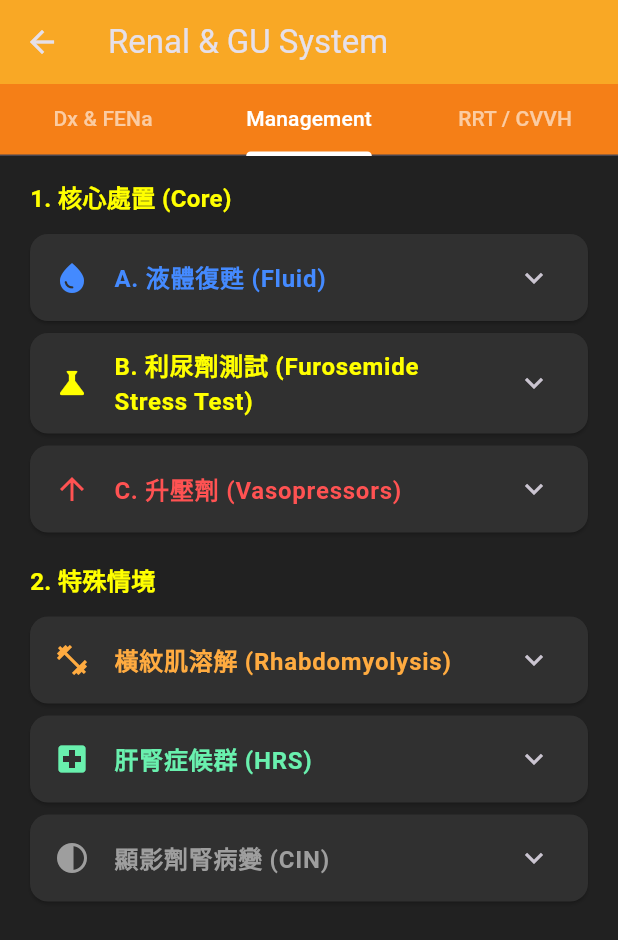
After one commit to b101108063-ops/icu_pocket_guide, a Flutter app: the RenalMenuScreen screen opened directly, tab 2 chosen, on a phone screen of 412 x 824 dp. The commit adds this screen. Shown: the top 940 px of the screen. Run offline on Flutter 3.47's test engine with Material 3 defaults, Android fonts, the phone set to English and light mode, and no system bars.

Commit message:
Add AKI Protocol & FENa Calculator

```diff
--- /dev/null
+++ b/lib/screens/aki_screen.dart
@@ -0,0 +1,492 @@
+// lib/screens/aki_screen.dart
+import 'package:flutter/material.dart';
+
+class AkiScreen extends StatefulWidget {
+  const AkiScreen({super.key});
+
+  @override
+  State<AkiScreen> createState() => _AkiScreenState();
+}
+
+class _AkiScreenState extends State<AkiScreen> {
+  // FENa Calculator Controllers
+  final TextEditingController _pCrController = TextEditingController();
+  final TextEditingController _uCrController = TextEditingController();
+  final TextEditingController _pNaController = TextEditingController();
+  final TextEditingController _uNaController = TextEditingController();
+  double? _fena;
+
+  void _calculateFena() {
+    double pCr = double.tryParse(_pCrController.text) ?? 0;
+    double uCr = double.tryParse(_uCrController.text) ?? 0;
+    double pNa = double.tryParse(_pNaController.text) ?? 0;
+    double uNa = double.tryParse(_uNaController.text) ?? 0;
+
+    if (pCr > 0 && uCr > 0 && pNa > 0 && uNa > 0) {
+      setState(() {
+        // FENa = (uNa * pCr) / (pNa * uCr) * 100
+        _fena = (uNa * pCr) / (pNa * uCr) * 100;
+      });
+    }
+  }
+
+  @override
+  Widget build(BuildContext context) {
+    return DefaultTabController(
+      length: 3,
+      child: Container(
+        color: Colors.grey[900],
+        child: Column(
+          children: [
+            Container(
+              color: Colors.yellow[900], // 使用深黃色/琥珀色代表腎臟
+              child: const TabBar(
+                indicatorColor: Colors.white,
+                labelColor: Colors.white,
+                unselectedLabelColor: Colors.white60,
+                tabs: [
+                  Tab(text: "Dx & FENa"),
+                  Tab(text: "Management"),
+                  Tab(text: "RRT / CVVH"),
+                ],
+              ),
+            ),
+            Expanded(
+              child: TabBarView(
+                children: [
+                  _buildDiagnosisTab(),
+                  _buildManagementTab(),
+                  _buildRrtTab(),
+                ],
+              ),
+            ),
+          ],
+        ),
+      ),
+    );
+  }
+
+  // --- Tab 1: Diagnosis & FENa ---
+  Widget _buildDiagnosisTab() {
+    return ListView(
+      padding: const EdgeInsets.all(16),
+      children: [
+        _buildHeader("1. KDIGO 診斷標準 (任一)"),
+        Card(
+          color: Colors.grey[850],
+          child: Padding(
+            padding: const EdgeInsets.all(12),
+            child: Column(
+              children: const [
+                ListTile(
+                  leading: Icon(Icons.show_chart, color: Colors.yellowAccent),
+                  title: Text(
+                    "SCr 48hr 內上升 ≥ 0.3 mg/dL",
+                    style: TextStyle(color: Colors.white),
+                  ),
+                ),
+                ListTile(
+                  leading: Icon(
+                    Icons.calendar_today,
+                    color: Colors.yellowAccent,
+                  ),
+                  title: Text(
+                    "SCr 7天內上升 ≥ 1.5 倍",
+                    style: TextStyle(color: Colors.white),
+                  ),
+                ),
+                ListTile(
+                  leading: Icon(Icons.water_drop, color: Colors.yellowAccent),
+                  title: Text(
+                    "Urine < 0.5 mL/kg/hr 持續 6hr",
+                    style: TextStyle(color: Colors.white),
+                  ),
+                  subtitle: Text(
+                    "註: 尿量減少通常是早期徵兆",
+                    style: TextStyle(color: Colors.white70),
+                  ),
+                ),
+              ],
+            ),
+          ),
+        ),
+        const SizedBox(height: 16),
+        _buildHeader("2. FENa 計算機 (鑑別診斷)"),
+        Card(
+          color: Colors.grey[850],
+          child: Padding(
+            padding: const EdgeInsets.all(16),
+            child: Column(
+              children: [
+                Row(
+                  children: [
+                    Expanded(child: _buildInput(_pNaController, "P-Na")),
+                    const SizedBox(width: 8),
+                    Expanded(child: _buildInput(_pCrController, "P-Cr")),
+                  ],
+                ),
+                const SizedBox(height: 8),
+                Row(
+                  children: [
+                    Expanded(child: _buildInput(_uNaController, "U-Na")),
+                    const SizedBox(width: 8),
+                    Expanded(child: _buildInput(_uCrController, "U-Cr")),
+                  ],
+                ),
+                const SizedBox(height: 12),
+                SizedBox(
+                  width: double.infinity,
+                  child: ElevatedButton(
+                    style: ElevatedButton.styleFrom(
+                      backgroundColor: Colors.yellow[800],
+                    ),
+                    onPressed: _calculateFena,
+                    child: const Text(
+                      "Calculate FENa",
+                      style: TextStyle(color: Colors.white),
+                    ),
+                  ),
+                ),
+                if (_fena != null) ...[
+                  const Divider(),
+                  Text(
+                    "FENa: ${_fena!.toStringAsFixed(2)} %",
+                    style: const TextStyle(
+                      fontSize: 24,
+                      fontWeight: FontWeight.bold,
+                      color: Colors.yellowAccent,
+                    ),
+                  ),
+                  Text(
+                    _fena! < 1 ? "提示 Pre-renal (腎前性)" : "提示 ATN (腎性)",
+                    style: TextStyle(
+                      color: _fena! < 1 ? Colors.greenAccent : Colors.redAccent,
+                      fontWeight: FontWeight.bold,
+                    ),
+                  ),
+                  const Text(
+                    "注意: 若有用利尿劑，FENa 會假性升高，改看 FEUrea (<35% 為腎前)",
+                    style: TextStyle(color: Colors.grey, fontSize: 12),
+                  ),
+                ],
+              ],
+            ),
+          ),
+        ),
+        const SizedBox(height: 16),
+        _buildHeader("3. 鑑別診斷表"),
+        _buildDiffTable(),
+      ],
+    );
+  }
+
+  Widget _buildDiffTable() {
+    return Card(
+      color: Colors.grey[850],
+      child: Column(
+        children: [
+          _buildRow("指標", "Pre-renal", "Intrinsic (ATN)", isHeader: true),
+          const Divider(color: Colors.white24, height: 1),
+          _buildRow("FENa", "< 1%", "> 2%"),
+          _buildRow("FEUrea", "< 35%", "> 50%"),
+          _buildRow("U-Na", "< 20", "> 40"),
+          _buildRow("U-Osm", "> 500 (濃)", "300-400 (等滲)"),
+        ],
+      ),
+    );
+  }
+
+  // --- Tab 2: Management ---
+  Widget _buildManagementTab() {
+    return ListView(
+      padding: const EdgeInsets.all(16),
+      children: [
+        _buildHeader("1. 核心處置 (Core)"),
+        _buildExpTile(
+          "A. 液體復甦 (Fluid)",
+          [
+            "時機: 懷疑腎前性/低血容。",
+            "方法: Crystalloid 500ml run 15min。",
+            "目標: 觀察尿量與血壓反應。",
+          ],
+          Icons.water_drop,
+          Colors.blueAccent,
+        ),
+
+        _buildExpTile(
+          "B. 利尿劑測試 (Furosemide Stress Test)",
+          [
+            "時機: 體液足夠 (Euvolume) 但少尿。",
+            "Naïve (未用過): 1 mg/kg IV bolus。",
+            "User (用過): 1.5 mg/kg IV bolus。",
+            "速算: Cr x 30 = 建議劑量 (mg)。",
+            "判定: 2hr 尿量 < 200ml ⮕ Fail (考慮洗腎，勿盲目給藥)。",
+          ],
+          Icons.science,
+          Colors.yellowAccent,
+        ),
+
+        _buildExpTile(
+          "C. 升壓劑 (Vasopressors)",
+          [
+            "目標: MAP ≥ 65 mmHg (保腎臟灌流)。",
+            "首選: Norepinephrine (Levophed)。",
+            "禁忌: ❌ 低劑量 Dopamine (腎劑量) 無效且有害。",
+          ],
+          Icons.arrow_upward,
+          Colors.redAccent,
+        ),
+
+        const SizedBox(height: 16),
+        _buildHeader("2. 特殊情境"),
+        _buildExpTile(
+          "橫紋肌溶解 (Rhabdomyolysis)",
+          [
+            "診斷: CK > 5倍, Urine Myoglobin (+)。",
+            "處置: 大量輸液 (目標 Urine > 200ml/hr)。",
+            "選用: Bicarbonate 鹼化尿液 (pH > 6.5)。",
+          ],
+          Icons.fitness_center,
+          Colors.orangeAccent,
+        ),
+
+        _buildExpTile(
+          "肝腎症候群 (HRS)",
+          [
+            "藥物: Albumin 20-40g/day + Terlipressin 1mg Q4-6H。",
+            "替代: Norepinephrine + Albumin。",
+          ],
+          Icons.local_hospital,
+          Colors.greenAccent,
+        ),
+
+        _buildExpTile(
+          "顯影劑腎病變 (CIN)",
+          ["預防: 檢查前後 12hr給 N/S 1 ml/kg/hr (Hydration)。", "藥物: NAC 效果不明確但傷害小。"],
+          Icons.contrast,
+          Colors.grey,
+        ),
+      ],
+    );
+  }
+
+  // --- Tab 3: RRT & CVVH ---
+  Widget _buildRrtTab() {
+    return ListView(
+      padding: const EdgeInsets.all(16),
+      children: [
+        _buildHeader("1. 洗腎適應症 (AEIOU)"),
+        Card(
+          color: Colors.red[900]!.withOpacity(0.3),
+          shape: RoundedRectangleBorder(
+            side: BorderSide(color: Colors.redAccent.withOpacity(0.5)),
+          ),
+          child: Column(
+            children: const [
+              ListTile(
+                title: Text(
+                  "A - Acidosis",
+                  style: TextStyle(
+                    color: Colors.white,
+                    fontWeight: FontWeight.bold,
+                  ),
+                ),
+                subtitle: Text(
+                  "pH < 7.1-7.2 (Metabolic)",
+                  style: TextStyle(color: Colors.white70),
+                ),
+              ),
+              ListTile(
+                title: Text(
+                  "E - Electrolytes",
+                  style: TextStyle(
+                    color: Colors.white,
+                    fontWeight: FontWeight.bold,
+                  ),
+                ),
+                subtitle: Text(
+                  "難治性 Hyper-K (>6.5 或心律不整)",
+                  style: TextStyle(color: Colors.white70),
+                ),
+              ),
+              ListTile(
+                title: Text(
+                  "I - Intoxication",
+                  style: TextStyle(
+                    color: Colors.white,
+                    fontWeight: FontWeight.bold,
+                  ),
+                ),
+                subtitle: Text(
+                  "鋰鹽, 乙醇, 水楊酸",
+                  style: TextStyle(color: Colors.white70),
+                ),
+              ),
+              ListTile(
+                title: Text(
+                  "O - Overload",
+                  style: TextStyle(
+                    color: Colors.white,
+                    fontWeight: FontWeight.bold,
+                  ),
+                ),
+                subtitle: Text(
+                  "肺水腫且利尿劑無效",
+                  style: TextStyle(color: Colors.white70),
+                ),
+              ),
+              ListTile(
+                title: Text(
+                  "U - Uremia",
+                  style: TextStyle(
+                    color: Colors.white,
+                    fontWeight: FontWeight.bold,
+                  ),
+                ),
+                subtitle: Text(
+                  "心包膜炎, 腦病變",
+                  style: TextStyle(color: Colors.white70),
+                ),
+              ),
+            ],
+          ),
+        ),
+        const SizedBox(height: 16),
+        _buildHeader("2. CVVH 醫令速查 (Orders)"),
+        Card(
+          color: Colors.blueGrey[900],
+          child: Padding(
+            padding: const EdgeInsets.all(16),
+            child: Column(
+              crossAxisAlignment: CrossAxisAlignment.start,
+              children: [
+                const Text(
+                  "適用: 血流動力學不穩定 (Shock)",
+                  style: TextStyle(
+                    color: Colors.cyanAccent,
+                    fontStyle: FontStyle.italic,
+                  ),
+                ),
+                const Divider(color: Colors.white24),
+                _buildOrderRow("Mode", "CVVH (過濾) or CVVHDF"),
+                _buildOrderRow("Blood Flow (BFR)", "150 - 200 ml/min"),
+                _buildOrderRow("Replacement", "體重 x 30-35 ml/hr"),
+                _buildOrderRow("Fluid Removal", "休克設 0, 穩定後 50-100 ml/hr"),
+                const Divider(color: Colors.white24),
+                const Text(
+                  "抗凝血 (Heparin):",
+                  style: TextStyle(color: Colors.yellowAccent),
+                ),
+                _buildOrderRow("Priming", "2000 U ST"),
+                _buildOrderRow(
+                  "Maintenance",
+                  "500 U/hr (1000U in 20ml run 10ml/hr)",
+                ),
+                const Text(
+                  "注意: 出血風險者 (ICH/GI Bleed) 不加 Heparin",
+                  style: TextStyle(color: Colors.redAccent, fontSize: 12),
+                ),
+              ],
+            ),
+          ),
+        ),
+      ],
+    );
+  }
+
+  // --- Helpers ---
+  Widget _buildHeader(String title) {
+    return Padding(
+      padding: const EdgeInsets.only(left: 4, bottom: 8),
+      child: Text(
+        title,
+        style: const TextStyle(
+          color: Colors.yellowAccent,
+          fontSize: 16,
+          fontWeight: FontWeight.bold,
+        ),
+      ),
+    );
+  }
+
+  Widget _buildInput(TextEditingController c, String label) {
+    return TextField(
+      controller: c,
+      keyboardType: TextInputType.number,
+      style: const TextStyle(color: Colors.white),
+      decoration: InputDecoration(
+        labelText: label,
+        labelStyle: const TextStyle(color: Colors.grey),
+        border: const OutlineInputBorder(),
+        contentPadding: const EdgeInsets.symmetric(horizontal: 12, vertical: 8),
+      ),
+    );
+  }
+
+  Widget _buildRow(
+    String col1,
+    String col2,
+    String col3, {
+    bool isHeader = false,
+  }) {
+    TextStyle style = TextStyle(
+      color: isHeader ? Colors.yellowAccent : Colors.white,
+      fontWeight: isHeader ? FontWeight.bold : FontWeight.normal,
+    );
+    return Padding(
+      padding: const EdgeInsets.all(8.0),
+      child: Row(
+        children: [
+          Expanded(flex: 2, child: Text(col1, style: style)),
+          Expanded(flex: 3, child: Text(col2, style: style)),
+          Expanded(flex: 3, child: Text(col3, style: style)),
+        ],
+      ),
+    );
+  }
+
+  Widget _buildOrderRow(String label, String val) {
+    return Padding(
+      padding: const EdgeInsets.symmetric(vertical: 4),
+      child: Row(
+        mainAxisAlignment: MainAxisAlignment.spaceBetween,
+        children: [
+          Text(label, style: const TextStyle(color: Colors.white70)),
+          Text(
+            val,
+            style: const TextStyle(
+              color: Colors.white,
+              fontWeight: FontWeight.bold,
+            ),
+          ),
+        ],
+      ),
+    );
+  }
+
+  Widget _buildExpTile(
+    String title,
+    List<String> items,
+    IconData icon,
+    Color color,
+  ) {
+    return Card(
+      color: Colors.grey[850],
+      child: ExpansionTile(
+        leading: Icon(icon, color: color),
+        title: Text(
+          title,
+          style: TextStyle(color: color, fontWeight: FontWeight.bold),
+        ),
+        children: items
+            .map(
+              (i) => ListTile(
+                dense: true,
+                title: Text(i, style: const TextStyle(color: Colors.white70)),
+              ),
+            )
+            .toList(),
+      ),
+    );
+  }
+}
--- a/lib/screens/home_screen.dart
+++ b/lib/screens/home_screen.dart
@@ -5,7 +5,7 @@ import 'package:flutter/material.dart';
 import 'menus/resp_menu_screen.dart';
 import 'menus/cvs_menu_screen.dart';
 import 'menus/neuro_menu_screen.dart';
-// 其他系統暫時用 Placeholder
+import 'menus/renal_menu_screen.dart'; // <--- 1. 加入這行
 
 class HomeScreen extends StatelessWidget {
   const HomeScreen({super.key});
@@ -103,6 +103,14 @@ class HomeScreen extends StatelessWidget {
                     Colors.teal,
                     _buildPlaceholder("Infectious Disease"),
                   ),
+                  // 5. Renal & GU (黃)
+                  _buildSystemCard(
+                    context,
+                    'Renal & GU\n腎臟與泌尿',
+                    Icons.water_drop,
+                    Colors.yellow[700]!,
+                    const RenalMenuScreen(), // <--- 2. 替換原本的 Placeholder
+                  ),
                 ],
               ),
             ),
--- /dev/null
+++ b/lib/screens/menus/renal_menu_screen.dart
@@ -0,0 +1,19 @@
+// lib/screens/menus/renal_menu_screen.dart
+import 'package:flutter/material.dart';
+import '../aki_screen.dart'; // <--- 引入剛剛寫好的 AKI 頁面
+
+class RenalMenuScreen extends StatelessWidget {
+  const RenalMenuScreen({super.key});
+
+  @override
+  Widget build(BuildContext context) {
+    return Scaffold(
+      appBar: AppBar(
+        title: const Text('Renal & GU System'),
+        backgroundColor: Colors.yellow[800],
+      ),
+      backgroundColor: Colors.grey[900],
+      body: const AkiScreen(), // 目前只有 AKI，直接顯示，未來可擴充 Tab
+    );
+  }
+}
```
Also changed, not shown: docs/assets/fonts/MaterialIcons-Regular.otf, 4 other files.
